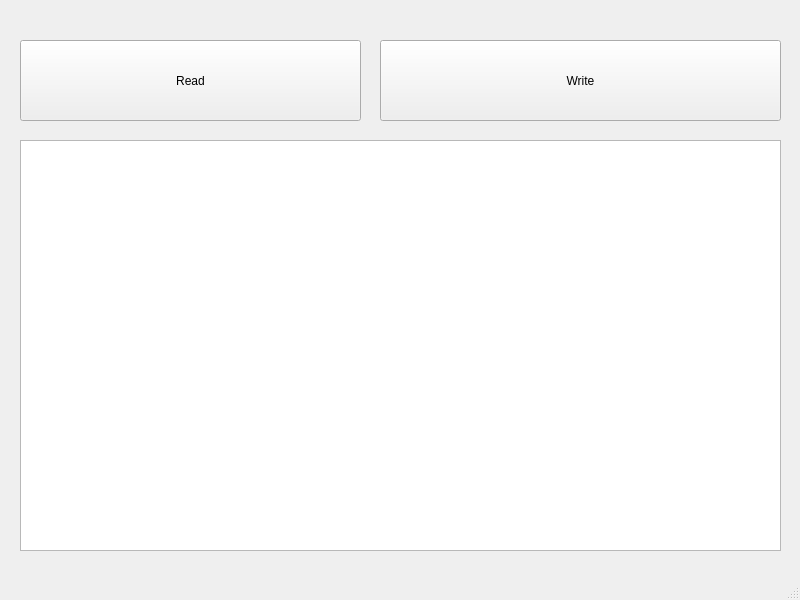
YoussefAhmed488/GuideMe, file GuideMe/mainwindow.ui: the form before one commit.
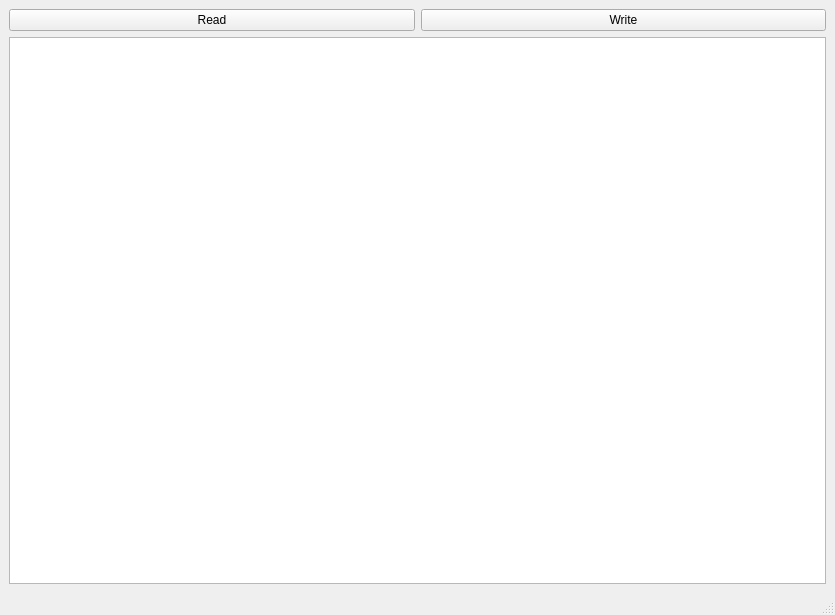
The form after the commit.

Patch:
```diff
--- a/GuideMe/mainwindow.ui
+++ b/GuideMe/mainwindow.ui
@@ -6,50 +6,56 @@
    <rect>
     <x>0</x>
     <y>0</y>
-    <width>800</width>
-    <height>600</height>
+    <width>835</width>
+    <height>615</height>
    </rect>
   </property>
   <property name="windowTitle">
    <string>MainWindow</string>
   </property>
   <widget class="QWidget" name="centralwidget">
-   <widget class="QTextEdit" name="textEdit">
-    <property name="geometry">
-     <rect>
-      <x>20</x>
-      <y>140</y>
-      <width>761</width>
-      <height>411</height>
-     </rect>
-    </property>
-   </widget>
+   <layout class="QVBoxLayout" name="verticalLayout">
+    <item>
+     <layout class="QHBoxLayout" name="horizontalLayout_2">
+      <item>
    <widget class="QPushButton" name="pushButton_Read">
-    <property name="geometry">
-     <rect>
-      <x>20</x>
-      <y>40</y>
-      <width>341</width>
-      <height>81</height>
-     </rect>
+        <property name="sizePolicy">
+         <sizepolicy hsizetype="Preferred" vsizetype="Preferred">
+          <horstretch>0</horstretch>
+          <verstretch>0</verstretch>
+         </sizepolicy>
     </property>
     <property name="text">
      <string>Read</string>
     </property>
    </widget>
+      </item>
+      <item>
    <widget class="QPushButton" name="pushButton_Write">
-    <property name="geometry">
-     <rect>
-      <x>380</x>
-      <y>40</y>
-      <width>401</width>
-      <height>81</height>
-     </rect>
+        <property name="sizePolicy">
+         <sizepolicy hsizetype="Preferred" vsizetype="Preferred">
+          <horstretch>0</horstretch>
+          <verstretch>0</verstretch>
+         </sizepolicy>
     </property>
     <property name="text">
      <string>Write</string>
     </property>
    </widget>
+      </item>
+     </layout>
+    </item>
+    <item>
+     <widget class="QTextEdit" name="textEdit">
+      <property name="sizePolicy">
+       <sizepolicy hsizetype="Expanding" vsizetype="Expanding">
+        <horstretch>0</horstretch>
+        <verstretch>0</verstretch>
+       </sizepolicy>
+      </property>
+     </widget>
+    </item>
+   </layout>
   </widget>
   <widget class="QMenuBar" name="menubar">
    <property name="geometry">
```
Left out of the diff: 4 changed lines with no effect on the pictures. Lines whose indentation alone changed are shown as unchanged.
